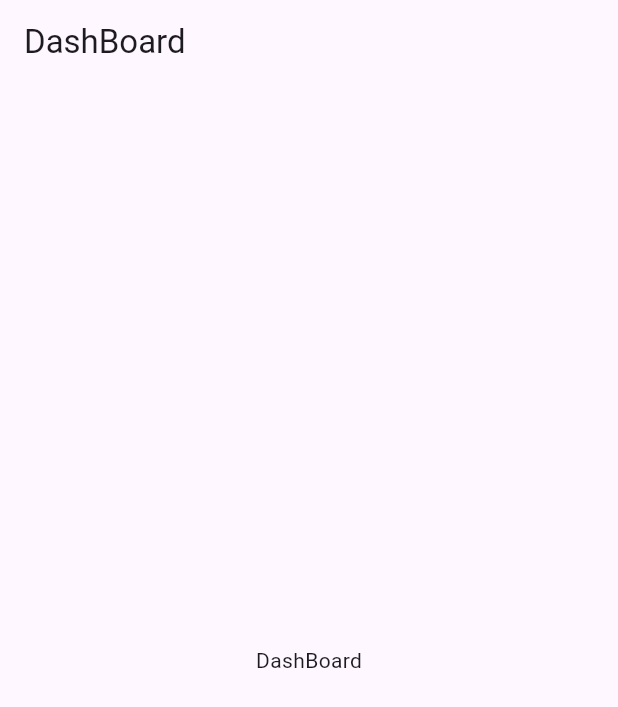
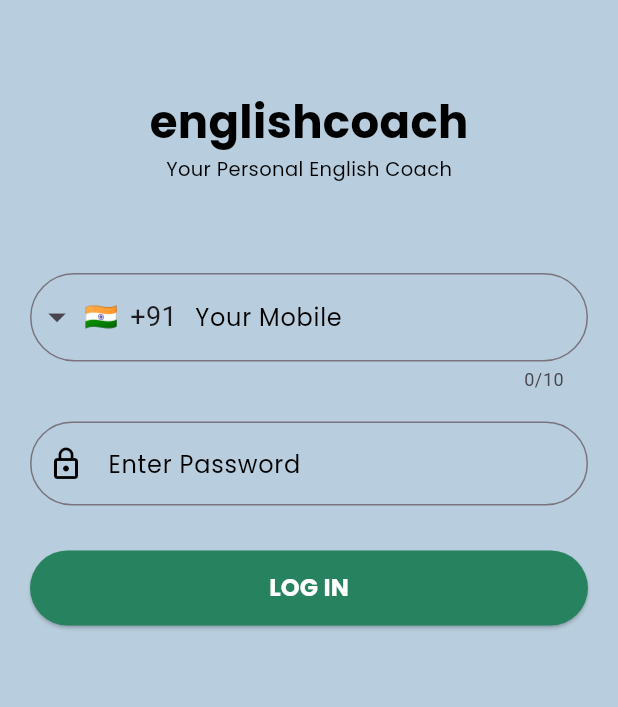
Before and after one commit to Risafekm/englishcoach, a Flutter app: the screen it shows after launch, on a phone screen of 412 x 824 dp. Shown: the top 707 px of the screen. Run offline on Flutter 3.47's test engine with Material 3 defaults, Android fonts, the phone set to English and light mode, and no system bars; drawn by our look-alikes of intl_phone_field; our stand-ins replace animated_splash_screen, google_fonts.

Commit message:
splash&Login

```diff
--- a/lib/main.dart
+++ b/lib/main.dart
@@ -1,4 +1,4 @@
-import 'package:englishcoach/presentation/dashboard/dashboard.dart';
+import 'package:englishcoach/presentation/login/splash_screen.dart';
 import 'package:flutter/material.dart';
 
 void main() {
@@ -11,7 +11,8 @@ class RootScreen extends StatelessWidget {
   @override
   Widget build(BuildContext context) {
     return const MaterialApp(
-      home: DashBoardPage(),
+      debugShowCheckedModeBanner: false,
+      home: SplashScreen(),
     );
   }
 }
--- /dev/null
+++ b/lib/presentation/login/login.dart
@@ -0,0 +1,196 @@
+import 'package:flutter/material.dart';
+import 'package:google_fonts/google_fonts.dart';
+import 'package:intl_phone_field/intl_phone_field.dart';
+
+class LoginScreen extends StatefulWidget {
+  const LoginScreen({super.key});
+
+  @override
+  State<LoginScreen> createState() => _LoginScreenState();
+}
+
+class _LoginScreenState extends State<LoginScreen> {
+  @override
+  Widget build(BuildContext context) {
+    return Material(
+      color: const Color.fromARGB(255, 184, 205, 221),
+      child: Padding(
+        padding: const EdgeInsets.symmetric(
+          horizontal: 20,
+        ),
+        child: SingleChildScrollView(
+          child: Column(
+            children: [
+              const SizedBox(
+                height: 60,
+              ),
+              Text(
+                "englishcoach",
+                style: GoogleFonts.poppins(
+                    fontSize: 30,
+                    color: Colors.black,
+                    fontWeight: FontWeight.bold),
+              ),
+              Text(
+                "Your Personal English Coach",
+                style: GoogleFonts.poppins(
+                    fontSize: 13,
+                    color: Colors.black,
+                    fontWeight: FontWeight.w400),
+              ),
+              // Image.asset(
+              //   "asset/images/logo.png",
+              //   fit: BoxFit.fitWidth,
+              //   width: 400,
+              //   height: 400,
+              // ),
+              const SizedBox(
+                height: 60,
+              ),
+              const TextFormFieldSection(),
+            ],
+          ),
+        ),
+      ),
+    );
+  }
+}
+
+class TextFormFieldSection extends StatefulWidget {
+  const TextFormFieldSection({super.key});
+
+  @override
+  State<TextFormFieldSection> createState() => _TextFormFieldSectionState();
+}
+
+TextEditingController phoneController = TextEditingController();
+TextEditingController passwordController = TextEditingController();
+final GlobalKey<FormState> formKey = GlobalKey<FormState>();
+String errorMessage = '';
+// String? validateEmail(String? formEmail) {
+//   if (formEmail == null || formEmail.isEmpty) {
+//     return 'E-mail address is required.';
+//   }
+
+//   String pattern = r'\w+@\w+\.\w+';
+//   RegExp regex = RegExp(pattern);
+//   if (!regex.hasMatch(formEmail)) return 'Please enter correct Email';
+
+//   return null;
+// }
+
+String? validatePassword(String? formPassword) {
+  if (formPassword == null || formPassword.isEmpty) {
+    return 'Password is required.';
+  }
+
+  String pattern =
+      r'^(?=.*?[A-Z])(?=.*?[a-z])(?=.*?[0-9])(?=.*?[!@#\$&*~]).{8,}$';
+  RegExp regex = RegExp(pattern);
+  if (!regex.hasMatch(formPassword)) {
+    return '''
+      Wrong password, Please enter correct Password
+
+      ''';
+  }
+
+  return null;
+}
+
+class _TextFormFieldSectionState extends State<TextFormFieldSection> {
+  @override
+  Widget build(BuildContext context) {
+    return Form(
+      key: formKey,
+      child: Column(
+        children: [
+          IntlPhoneField(
+            keyboardType: TextInputType.phone,
+            // focusNode: (),
+            dropdownTextStyle: const TextStyle(fontSize: 18),
+            style: const TextStyle(fontSize: 18),
+            dropdownIcon: const Icon(
+              Icons.arrow_drop_down,
+              size: 28,
+            ),
+            decoration: InputDecoration(
+              labelText: 'Your Mobile',
+              labelStyle: GoogleFonts.poppins(
+                color: Colors.black,
+              ),
+              border: OutlineInputBorder(
+                borderRadius: BorderRadius.circular(30),
+                borderSide: const BorderSide(),
+              ),
+            ),
+            initialCountryCode: 'IN',
+            onChanged: (phone) {
+              print(phone.completeNumber);
+            },
+          ),
+          const SizedBox(height: 20),
+          TextFormField(
+            controller: passwordController,
+            validator: validatePassword,
+            obscureText: true,
+            cursorColor: Colors.black,
+            decoration: InputDecoration(
+              prefixIcon: const Icon(
+                Icons.lock_outline,
+                color: Colors.black,
+              ),
+              labelText: "Enter Password",
+              labelStyle: GoogleFonts.poppins(
+                color: Colors.black,
+              ),
+              // filled: true,
+              // fillColor: Colors.white.withOpacity(0.3),
+              border: OutlineInputBorder(
+                borderRadius: BorderRadius.circular(30),
+                borderSide: const BorderSide(),
+              ),
+            ),
+          ),
+          const SizedBox(height: 20),
+          Container(
+            width: MediaQuery.of(context).size.width,
+            height: 50,
+            margin: const EdgeInsets.fromLTRB(0, 10, 0, 20),
+            decoration: BoxDecoration(borderRadius: BorderRadius.circular(90)),
+            child: ElevatedButton(
+              onPressed: () {
+                // Navigator.push(
+                //       context,
+                //       MaterialPageRoute(
+                //         builder: (context) => const Home(),
+                //       ),
+                //     );
+              },
+              style: ButtonStyle(
+                backgroundColor: MaterialStateProperty.resolveWith((states) {
+                  if (states.contains(MaterialState.pressed)) {
+                    return Color.fromARGB(255, 32, 81, 127);
+                  }
+                  return Color.fromARGB(255, 39, 130, 95);
+                }),
+                shape: MaterialStateProperty.all<RoundedRectangleBorder>(
+                  RoundedRectangleBorder(
+                    borderRadius: BorderRadius.circular(30),
+                  ),
+                ),
+              ),
+              child: Text(
+                'LOG IN',
+                style: GoogleFonts.poppins(
+                  color: Colors.white,
+                  fontWeight: FontWeight.bold,
+                  fontSize: 16,
+                ),
+              ),
+            ),
+          ),
+        ],
+      ),
+    );
+  }
+}
--- /dev/null
+++ b/lib/presentation/login/splash_screen.dart
@@ -0,0 +1,40 @@
+import 'package:animated_splash_screen/animated_splash_screen.dart';
+import 'package:englishcoach/presentation/login/login.dart';
+import 'package:flutter/material.dart';
+import 'package:google_fonts/google_fonts.dart';
+
+class SplashScreen extends StatelessWidget {
+  const SplashScreen({super.key});
+
+  @override
+  Widget build(BuildContext context) {
+    return AnimatedSplashScreen(
+      nextScreen: const LoginScreen(),
+      backgroundColor: Color.fromARGB(255, 1, 76, 82),
+      splashIconSize: 400,
+      duration: 2000,
+      animationDuration: const Duration(seconds: 2),
+      splash: Column(
+        mainAxisAlignment: MainAxisAlignment.center,
+        children: [
+          // Image.asset(
+          //   "asset/images/logo.png",
+          //   width: 170,
+          //   height: 300,
+          //   fit: BoxFit.cover,
+          // ),
+          Text(
+            "englishcoach",
+            style: GoogleFonts.poppins(
+                fontSize: 30, color: Colors.white, fontWeight: FontWeight.bold),
+          ),
+          Text(
+            "Your Personal English Coach",
+            style: GoogleFonts.poppins(
+                fontSize: 11, color: Colors.white, fontWeight: FontWeight.normal),
+          ),
+        ],
+      ),
+    );
+  }
+}
--- a/pubspec.yaml
+++ b/pubspec.yaml
@@ -35,6 +35,9 @@ dependencies:
   # The following adds the Cupertino Icons font to your application.
   # Use with the CupertinoIcons class for iOS style icons.
   cupertino_icons: ^1.0.2
+  animated_splash_screen: ^1.3.0
+  google_fonts: ^6.1.0
+  intl_phone_field: ^3.2.0
 
 dev_dependencies:
   flutter_test:
```
Also changed, not shown: pubspec.lock, 1 other file.
